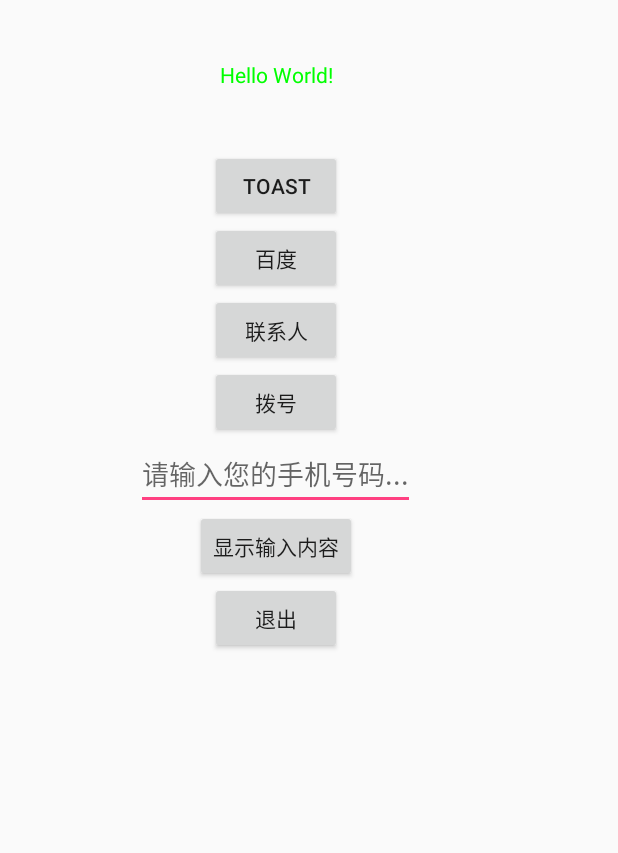
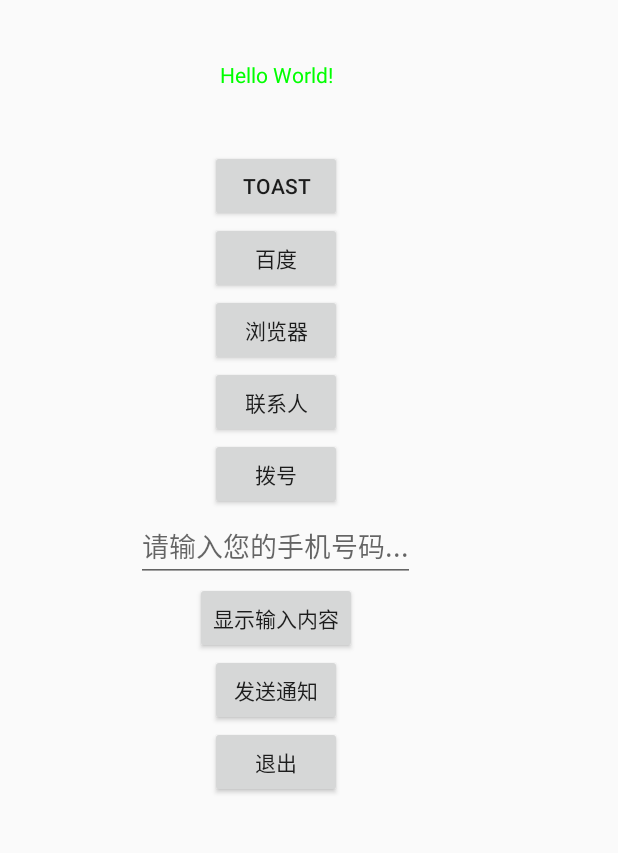
Before and after one commit to famgy/MyFirstAndroidApp, an Android app: the screen it shows after launch (MainActivity), after a tap on "LOGIN", on a phone screen of 412 x 824 dp, the part 174-1027 px from its top. Run offline under Robolectric (Android 15) with nearby library versions, the phone set to English and light mode, and no system bars; 2 statements that could not run were skipped.

Commit message:
add practice example

```diff
--- a/app/src/main/AndroidManifest.xml
+++ b/app/src/main/AndroidManifest.xml
@@ -1,6 +1,8 @@
 <?xml version="1.0" encoding="utf-8"?>
 <manifest xmlns:android="http://schemas.android.com/apk/res/android"
     package="com.suninfo.emm.myfirstandroidapp">
+
+    <uses-permission android:name="android.permission.INTERNET"/>
 
     <application
         android:allowBackup="true"
@@ -9,7 +11,6 @@
         android:roundIcon="@mipmap/ic_launcher_round"
         android:supportsRtl="true"
         android:theme="@style/AppTheme">
-
         <activity android:name=".LoginActivity">
             <intent-filter>
                 <action android:name="android.intent.action.MAIN" />
@@ -17,8 +18,9 @@
                 <category android:name="android.intent.category.LAUNCHER" />
             </intent-filter>
         </activity>
-        <activity android:name=".MainActivity"/>
+        <activity android:name=".MainActivity" />
         <activity android:name=".ContactActivity" />
+        <activity android:name=".BrowserActivity"></activity>
     </application>
 
 </manifest>
--- a/app/src/main/java/com/suninfo/emm/myfirstandroidapp/LoginActivity.java
+++ b/app/src/main/java/com/suninfo/emm/myfirstandroidapp/LoginActivity.java
@@ -1,13 +1,18 @@
 package com.suninfo.emm.myfirstandroidapp;
 
 import android.content.Intent;
+import android.content.SharedPreferences;
 import android.support.v7.app.AppCompatActivity;
 import android.os.Bundle;
 import android.view.View;
 import android.widget.Button;
+import android.widget.EditText;
 import android.widget.Toast;
 
 public class LoginActivity extends AppCompatActivity {
+
+    private EditText uname;
+    private EditText upaswd;
 
     @Override
     protected void onCreate(Bundle savedInstanceState) {
@@ -23,6 +28,17 @@ public class LoginActivity extends AppCompatActivity {
         bt_login.setOnClickListener(new View.OnClickListener() {
             @Override
             public void onClick(View view) {
+                uname = (EditText) findViewById(R.id.account);
+                upaswd = (EditText) findViewById(R.id.password);
+
+                String name = uname.getText().toString();
+                String passwd = upaswd.getText().toString();
+
+                SharedPreferences.Editor editor = getSharedPreferences("userinfo", MODE_PRIVATE).edit();
+                editor.putString("name", name);
+                editor.putString("passwd", passwd);
+                editor.commit();
+
                 Intent intent = new Intent(LoginActivity.this, MainActivity.class);
                 startActivity(intent);
                 finish();
--- a/app/src/main/res/layout/activity_login.xml
+++ b/app/src/main/res/layout/activity_login.xml
@@ -8,7 +8,8 @@
 
     <TableLayout
         android:layout_width="match_parent"
-        android:layout_height="match_parent">
+        android:layout_height="match_parent"
+        android:focusableInTouchMode="true">
 
         <TableRow>
             <TextView
@@ -29,7 +30,8 @@
             <EditText
                 android:id="@+id/password"
                 android:layout_height="wrap_content"
-                android:hint="textPassword"/>
+                android:hint="textPassword"
+                android:inputType="textPassword"/>
         </TableRow>
 
         <TableRow>
--- a/app/src/main/res/layout/activity_main.xml
+++ b/app/src/main/res/layout/activity_main.xml
@@ -17,7 +17,8 @@
             android:layout_height="wrap_content"
             android:orientation="vertical"
             tools:layout_editor_absoluteX="8dp"
-            tools:layout_editor_absoluteY="8dp">
+            tools:layout_editor_absoluteY="8dp"
+            android:focusableInTouchMode="true">
 
             <ProgressBar
                 android:id="@+id/progress_bar"
@@ -65,6 +66,14 @@
                 tools:layout_editor_absoluteX="148dp"
                 tools:layout_editor_absoluteY="425dp" />
 
+            <Button
+                android:id="@+id/bt_browser"
+                android:layout_width="wrap_content"
+                android:layout_height="wrap_content"
+                android:layout_gravity="center"
+                android:text="浏览器"
+                tools:layout_editor_absoluteX="148dp"
+                tools:layout_editor_absoluteY="425dp" />
 
             <Button
                 android:id="@+id/bt_contact"
@@ -104,6 +113,15 @@
                 tools:layout_editor_absoluteY="425dp" />
 
             <Button
+                android:id="@+id/bt_notify"
+                android:layout_width="wrap_content"
+                android:layout_height="wrap_content"
+                android:layout_gravity="center"
+                android:text="发送通知"
+                tools:layout_editor_absoluteX="148dp"
+                tools:layout_editor_absoluteY="425dp" />
+
+            <Button
                 android:id="@+id/bt_exit"
                 android:layout_width="wrap_content"
                 android:layout_height="wrap_content"
@@ -112,7 +130,6 @@
                 tools:layout_editor_absoluteX="148dp"
                 tools:layout_editor_absoluteY="425dp" />
 
-
         </LinearLayout>
     </ScrollView>
 
```
Also changed, not shown: app/src/main/java/com/suninfo/emm/myfirstandroidapp/BrowserActivity.java (added, +31 -0 lines), app/src/main/java/com/suninfo/emm/myfirstandroidapp/MainActivity.java (+64 -0 lines), app/src/main/res/layout/activity_browser.xml (added, +20 -0 lines).
